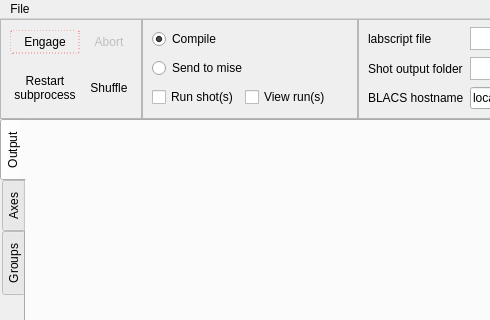
The window that main.ui (labscript-suite/runmanager) describes before a commit, drawn with Qt 5; both pictures show x 0 to 490 and y 0 to 320 of the 1000 by 650 pixel window.
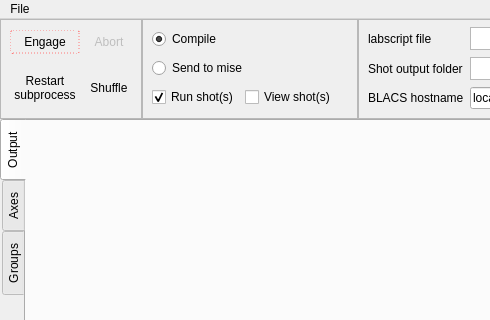
The same window after the commit. The open tabs and pages were chosen to show the change. Icons and pictures are not drawn. Custom widgets are drawn as their Qt base class.

Commit message: Qt: Working on actual compilation.

The edit to the form file:
```diff
--- a/main.ui
+++ b/main.ui
@@ -305,6 +305,9 @@
                <property name="text">
                 <string>Run shot(s)</string>
                </property>
+               <property name="checked">
+                <bool>true</bool>
+               </property>
               </widget>
              </item>
              <item row="0" column="1">
@@ -313,7 +316,7 @@
                 <string>Open the shot files in runviewer after compilation</string>
                </property>
                <property name="text">
-                <string>View run(s)</string>
+                <string>View shot(s)</string>
                </property>
               </widget>
              </item>
```
Left out of the diff: 12 changed lines with no effect on the pictures. The commit also changes 1 other file.
